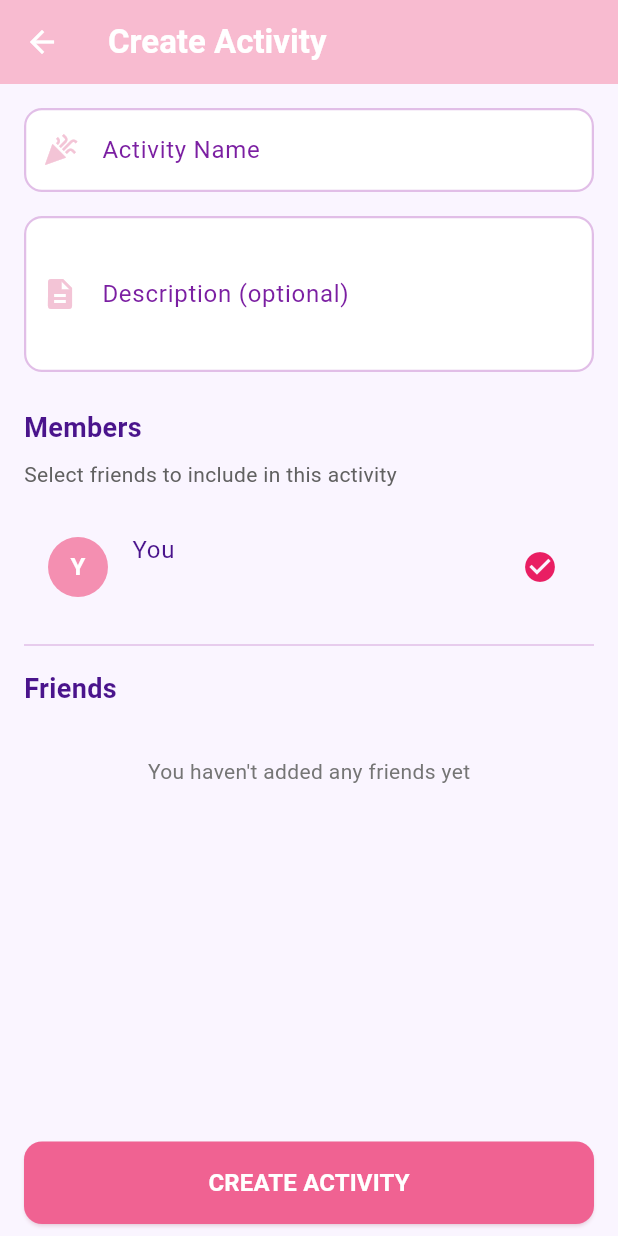
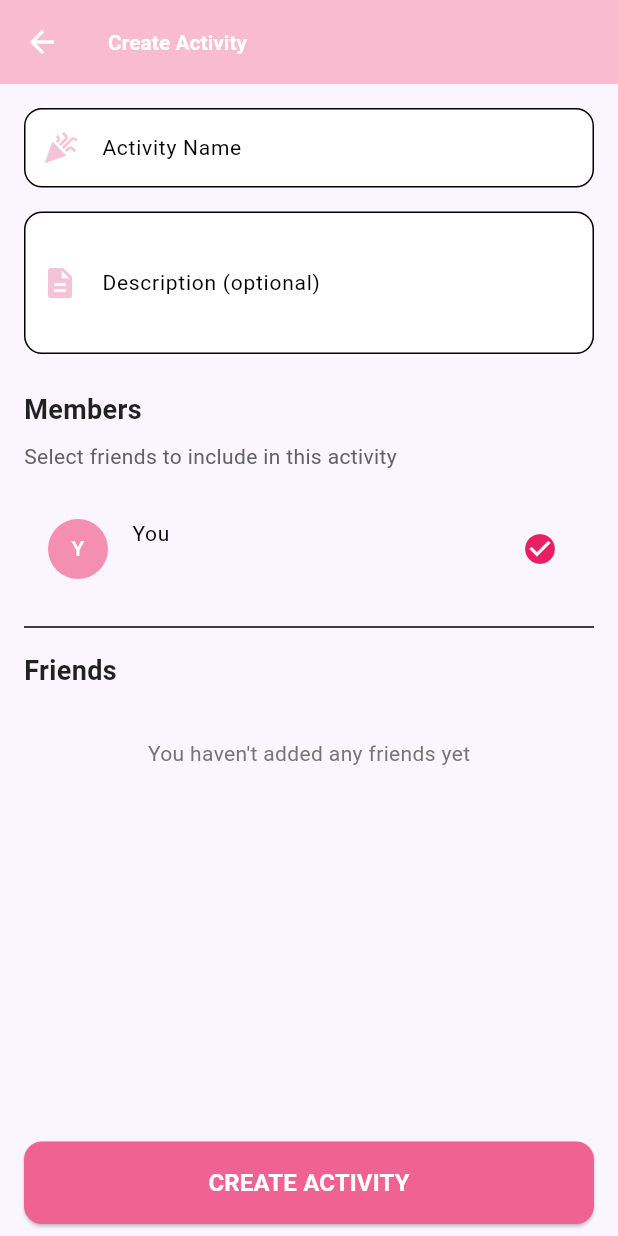
Before and after one commit to wangyt0119/Ka-Ching-flutter-firebase-, a Flutter app: the screen it shows once a user with an empty profile is signed in, after a tap on "+ New", on a phone screen of 412 x 824 dp. Run offline on Flutter 3.47's test engine with Material 3 defaults, Android fonts, the phone set to English and light mode, and no system bars; our stand-ins replace cloud_firestore, firebase_auth, firebase_core, firebase_database, image_picker, shared_preferences; missing offline and left inert: firebase_ui_auth, firebase_ui_oauth_google; accounts and stored records are empty; statements that could not run were skipped.

Commit message:
Setting(Dark theme n font size) , help screen

```diff
--- a/lib/main.dart
+++ b/lib/main.dart
@@ -3,14 +3,18 @@ import 'package:firebase_core/firebase_core.dart';
 import 'firebase_options.dart';
 import 'auth_gate.dart';
 import 'theme/app_theme.dart';
+import 'package:provider/provider.dart';
+import 'providers/theme_provider.dart';
 
 void main() async {
   WidgetsFlutterBinding.ensureInitialized();
-  await Firebase.initializeApp(
-    options: DefaultFirebaseOptions.currentPlatform,
+  await Firebase.initializeApp(options: DefaultFirebaseOptions.currentPlatform);
+  runApp(
+    ChangeNotifierProvider(
+      create: (_) => ThemeProvider(),
+      child: const MyApp(),
+    ),
   );
-
-  runApp(const MyApp());
 }
 
 class MyApp extends StatelessWidget {
@@ -18,11 +22,15 @@ class MyApp extends StatelessWidget {
 
   @override
   Widget build(BuildContext context) {
-    return MaterialApp(
-      title: 'Your App Name',
-      theme: AppTheme.lightTheme, // Using your custom AppTheme here
-      debugShowCheckedModeBanner: false,
-      home: const AuthGate(),
+    return Consumer<ThemeProvider>(
+      builder: (context, themeProvider, child) {
+        return MaterialApp(
+          title: 'Ka-Ching',
+          theme: themeProvider.getTheme(),
+          debugShowCheckedModeBanner: false,
+          home: const AuthGate(),
+        );
+      },
     );
   }
 }
@@ -61,10 +69,7 @@ class _MyHomePageState extends State<MyHomePage> {
           children: <Widget>[
             Text(
               'You have pushed the button this many times:',
-              style: TextStyle(
-                color: AppTheme.textSecondary,
-                fontSize: 16,
-              ),
+              style: TextStyle(color: AppTheme.textSecondary, fontSize: 16),
             ),
             Text(
               '$_counter',
--- /dev/null
+++ b/lib/providers/theme_provider.dart
@@ -0,0 +1,154 @@
+import 'package:flutter/material.dart';
+import 'package:shared_preferences/shared_preferences.dart';
+
+class ThemeProvider with ChangeNotifier {
+  bool _isDarkMode = false;
+  double _fontSize = 14.0;
+  final List<double> fontSizes = [12.0, 14.0, 16.0, 18.0, 20.0];
+
+  bool get isDarkMode => _isDarkMode;
+  double get fontSize => _fontSize;
+
+  ThemeProvider() {
+    loadSettings();
+  }
+
+  Future<void> loadSettings() async {
+    final prefs = await SharedPreferences.getInstance();
+    _isDarkMode = prefs.getBool('isDarkMode') ?? false;
+    _fontSize = prefs.getDouble('fontSize') ?? 14.0;
+    notifyListeners();
+  }
+
+  Future<void> setDarkMode(bool value) async {
+    _isDarkMode = value;
+    final prefs = await SharedPreferences.getInstance();
+    await prefs.setBool('isDarkMode', value);
+    notifyListeners();
+  }
+
+  Future<void> setFontSize(double size) async {
+    _fontSize = size;
+    final prefs = await SharedPreferences.getInstance();
+    await prefs.setDouble('fontSize', size);
+    notifyListeners();
+  }
+
+  TextTheme get _textTheme {
+    // All text styles use the dynamic font size and appropriate color
+    final baseColor = _isDarkMode ? Colors.white : Colors.black;
+    final secondaryColor = _isDarkMode ? Colors.white70 : Colors.black87;
+    return TextTheme(
+      displayLarge: TextStyle(
+        fontSize: _fontSize + 12,
+        color: baseColor,
+        fontWeight: FontWeight.bold,
+      ),
+      displayMedium: TextStyle(
+        fontSize: _fontSize + 8,
+        color: baseColor,
+        fontWeight: FontWeight.bold,
+      ),
+      displaySmall: TextStyle(fontSize: _fontSize + 4, color: baseColor),
+      headlineLarge: TextStyle(
+        fontSize: _fontSize + 6,
+        color: baseColor,
+        fontWeight: FontWeight.bold,
+      ),
+      headlineMedium: TextStyle(
+        fontSize: _fontSize + 2,
+        color: baseColor,
+        fontWeight: FontWeight.bold,
+      ),
+      headlineSmall: TextStyle(
+        fontSize: _fontSize,
+        color: baseColor,
+        fontWeight: FontWeight.bold,
+      ),
+      titleLarge: TextStyle(
+        fontSize: _fontSize,
+        color: baseColor,
+        fontWeight: FontWeight.bold,
+      ),
+      titleMedium: TextStyle(fontSize: _fontSize, color: baseColor),
+      titleSmall: TextStyle(fontSize: _fontSize - 1, color: secondaryColor),
+      bodyLarge: TextStyle(fontSize: _fontSize, color: baseColor),
+      bodyMedium: TextStyle(fontSize: _fontSize, color: secondaryColor),
+      bodySmall: TextStyle(fontSize: _fontSize - 2, color: secondaryColor),
+      labelLarge: TextStyle(fontSize: _fontSize, color: baseColor),
+      labelMedium: TextStyle(fontSize: _fontSize - 1, color: secondaryColor),
+      labelSmall: TextStyle(fontSize: _fontSize - 2, color: secondaryColor),
+    );
+  }
+
+  final ThemeData _lightTheme = ThemeData(
+    primaryColor: const Color(0xFFF5A9C1),
+    colorScheme: ColorScheme.light(
+      primary: const Color(0xFFF5A9C1),
+      secondary: const Color(0xFF6A0DAD),
+      background: Colors.white,
+      surface: Colors.white,
+      onBackground: Colors.black,
+      onSurface: Colors.black,
+    ),
+    scaffoldBackgroundColor: Colors.white,
+    appBarTheme: const AppBarTheme(
+      backgroundColor: Color(0xFFF5A9C1),
+      foregroundColor: Colors.white,
+      elevation: 0,
+    ),
+    cardColor: Colors.white,
+    dividerColor: Colors.grey[300],
+    switchTheme: SwitchThemeData(
+      thumbColor: MaterialStatePropertyAll(Color(0xFFF5A9C1)),
+      trackColor: MaterialStatePropertyAll(Color(0xFF6A0DAD)),
+    ),
+    sliderTheme: SliderThemeData(
+      activeTrackColor: Color(0xFF6A0DAD),
+      thumbColor: Color(0xFFF5A9C1),
+      overlayColor: Color(0x296A0DAD),
+      inactiveTrackColor: Colors.grey[400],
+    ),
+  );
+
+  final ThemeData _darkTheme = ThemeData(
+    primaryColor: const Color(0xFFF5A9C1),
+    colorScheme: ColorScheme.dark(
+      primary: const Color(0xFFF5A9C1),
+      secondary: const Color(0xFFB388FF), // Brighter purple accent
+      background: const Color(0xFF181A20), // Softer dark background
+      surface: const Color(0xFF23272F), // Card/surface color
+      onBackground: Colors.white,
+      onSurface: Colors.white,
+    ),
+    scaffoldBackgroundColor: const Color(0xFF181A20),
+    appBarTheme: const AppBarTheme(
+      backgroundColor: Color(0xFFF5A9C1),
+      foregroundColor: Colors.white,
+      elevation: 0,
+    ),
+    cardColor: const Color(0xFF23272F),
+    dividerColor: Colors.grey,
+    switchTheme: SwitchThemeData(
+      thumbColor: MaterialStatePropertyAll(Color(0xFFF5A9C1)),
+      trackColor: MaterialStatePropertyAll(Color(0xFFB388FF)),
+    ),
+    sliderTheme: SliderThemeData(
+      activeTrackColor: Color(0xFFB388FF),
+      thumbColor: Color(0xFFF5A9C1),
+      overlayColor: Color(0x29B388FF),
+      inactiveTrackColor: Colors.grey,
+    ),
+    bottomNavigationBarTheme: const BottomNavigationBarThemeData(
+      backgroundColor: Color(0xFF23272F),
+      selectedItemColor: Color(0xFFF5A9C1),
+      unselectedItemColor: Colors.white70,
+      showUnselectedLabels: true,
+    ),
+  );
+
+  ThemeData getTheme() {
+    final baseTheme = _isDarkMode ? _darkTheme : _lightTheme;
+    return baseTheme.copyWith(textTheme: _textTheme);
+  }
+}
--- a/pubspec.yaml
+++ b/pubspec.yaml
@@ -20,6 +20,9 @@ dependencies:
   firebase_database: ^11.0.4
   image_picker: ^1.0.4
   intl: ^0.19.0
+  shared_preferences: ^2.2.2
+  url_launcher: ^6.2.2
+  provider: ^6.1.1
 
 dev_dependencies:
   flutter_test:
```
Also changed, not shown: lib/screens/profile/edit_profile_screen.dart (added, +138 -0 lines), lib/screens/profile/help_support_screen.dart (added, +161 -0 lines), lib/screens/profile/profile_screen.dart (+52 -10 lines), lib/screens/profile/settings_screen.dart (added, +119 -0 lines), pubspec.lock, 5 other files.
